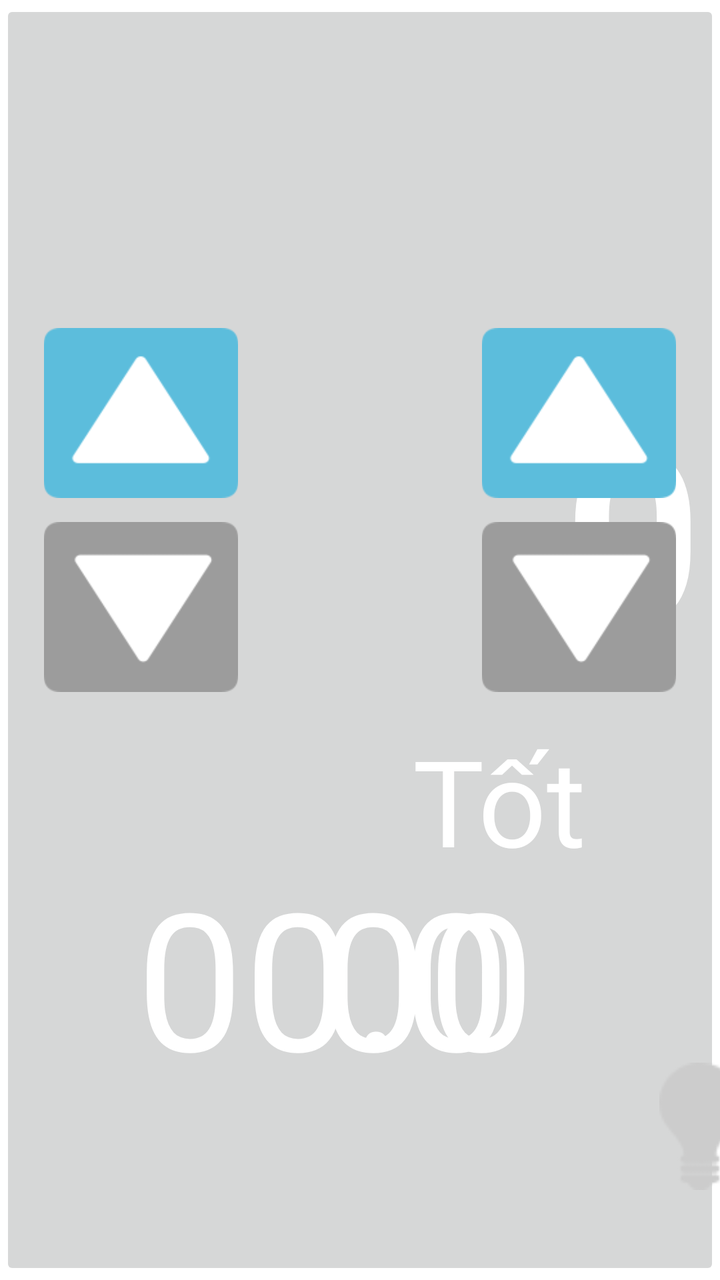
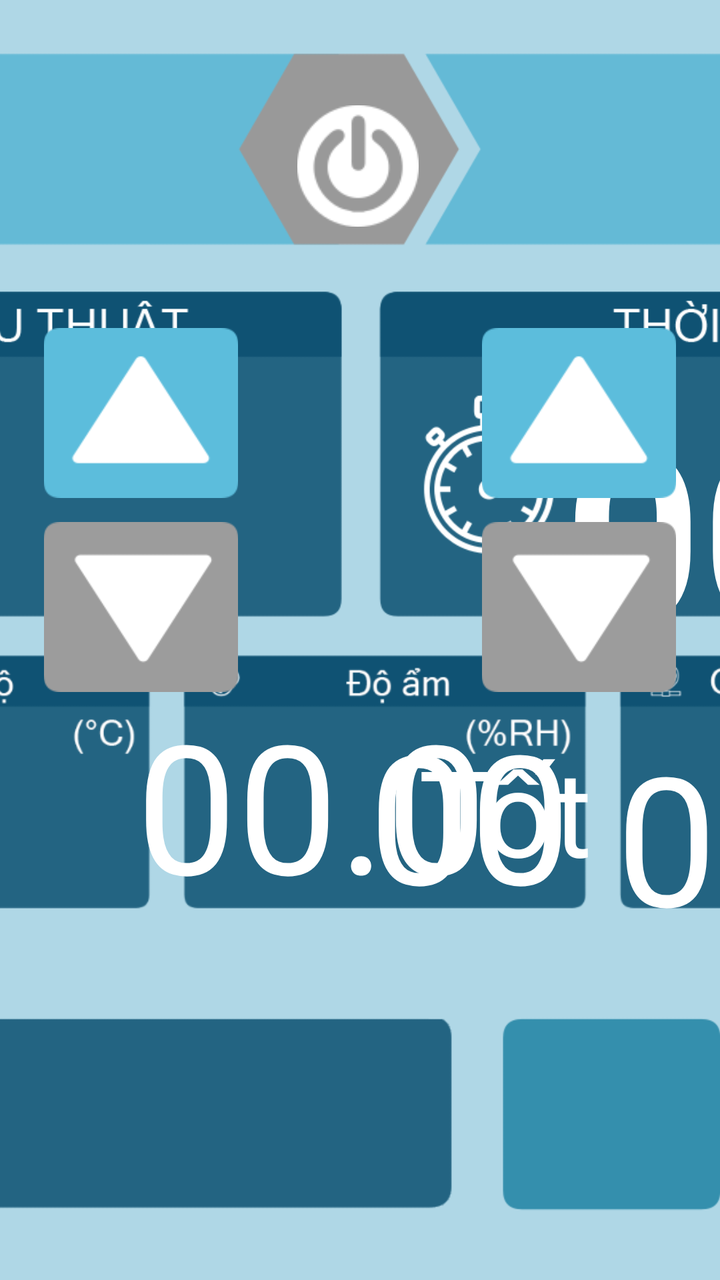

An Android layout rendered at two revisions. The XML below is the earlier revision; the diff shows what the commit changed to produce the second picture.
<!-- AndroidManifest.xml: application theme Theme.OpRoom -->
<!-- res/layout/activity_main.xml -->
<?xml version="1.0" encoding="utf-8"?>
<androidx.constraintlayout.widget.ConstraintLayout xmlns:android="http://schemas.android.com/apk/res/android"
    xmlns:app="http://schemas.android.com/apk/res-auto"
    xmlns:tools="http://schemas.android.com/tools"
    android:layout_width="match_parent"
    android:layout_height="match_parent">

    <ImageButton
        android:id="@+id/imageButton"
        android:layout_width="0dp"
        android:layout_height="0dp"
        android:foreground="@drawable/page0"
        android:onClick="hideThatShit"
        app:layout_constraintBottom_toBottomOf="parent"
        app:layout_constraintEnd_toEndOf="parent"
        app:layout_constraintHorizontal_bias="0.0"
        app:layout_constraintStart_toStartOf="parent"
        app:layout_constraintTop_toTopOf="parent"
        app:layout_constraintVertical_bias="0.0" />

    <ImageButton
        android:id="@+id/buttonLight1"
        android:layout_width="100dp"
        android:layout_height="100dp"
        android:layout_marginStart="300dp"
        android:background="#00FFFFFF"
        android:onClick="onClick"
        android:scaleX="1.2"
        android:scaleY="1.2"
        android:src="@drawable/light_off"
        android:visibility="visible"
        app:layout_constraintBottom_toBottomOf="parent"
        app:layout_constraintStart_toStartOf="@+id/imageButton"
        app:layout_constraintTop_toTopOf="parent"
        app:layout_constraintVertical_bias="0.95" />

    <ImageButton
        android:id="@+id/buttonLight2"
        android:layout_width="100dp"
        android:layout_height="100dp"
        android:layout_marginStart="340dp"
        android:background="#00FFFFFF"
        android:onClick="onClick"
        android:scaleX="1.2"
        android:scaleY="1.2"
        android:src="@drawable/light_off"
        android:visibility="gone"
        app:layout_constraintBottom_toBottomOf="parent"
        app:layout_constraintStart_toStartOf="@+id/imageButton"
        app:layout_constraintTop_toTopOf="parent"
        app:layout_constraintVertical_bias="0.95" />

    <ImageButton
        android:id="@+id/buttonLightUV"
        android:layout_width="100dp"
        android:layout_height="100dp"
        android:layout_marginStart="590dp"
        android:background="#00FFFFFF"
        android:scaleX="1"
        android:scaleY="1"
        android:src="@drawable/uv_off"
        app:layout_constraintBottom_toBottomOf="parent"
        app:layout_constraintStart_toStartOf="@+id/imageButton"
        app:layout_constraintTop_toTopOf="parent"
        app:layout_constraintVertical_bias="0.95" />

    <Button
        android:id="@+id/button_go"
        android:layout_width="120dp"
        android:layout_height="120dp"
        android:layout_marginTop="22dp"
        android:layout_marginEnd="25dp"
        android:background="#00FFFFFF"
        android:onClick="onClick"
        android:text="  "
        app:layout_constraintEnd_toEndOf="parent"
        app:layout_constraintTop_toTopOf="parent" />

    <Button
        android:id="@+id/button_setting"
        android:layout_width="120dp"
        android:layout_height="120dp"
        android:layout_marginTop="22dp"
        android:layout_marginEnd="305dp"
        android:background="#00FFFFFF"
        android:onClick="onClick"
        android:text=" "
        app:layout_constraintEnd_toEndOf="parent"
        app:layout_constraintTop_toTopOf="parent" />

    <TextView
        android:id="@+id/textView_opHourSet"
        android:layout_width="wrap_content"
        android:layout_height="wrap_content"
        android:layout_marginStart="282dp"
        android:layout_marginTop="184dp"
        android:onClick="onClick"
        android:scaleX="1"
        android:scaleY="1"
        android:text="00"
        android:textColor="#FFFFFF"
        android:textIsSelectable="false"
        android:textSize="120sp"
        android:textStyle="bold"
        app:layout_constraintStart_toStartOf="parent"
        app:layout_constraintTop_toTopOf="parent" />

    <TextView
        android:id="@+id/textView_opColon"
        android:layout_width="wrap_content"
        android:layout_height="wrap_content"
        android:layout_marginTop="175dp"
        android:onClick="onClick"
        android:scaleX="1"
        android:scaleY="1"
        android:text=":"
        android:textColor="#FFFFFF"
        android:textIsSelectable="false"
        android:textSize="120sp"
        android:textStyle="bold"
        app:layout_constraintEnd_toStartOf="@+id/textView_opMinSet"
        app:layout_constraintStart_toEndOf="@+id/textView_opHourSet"
        app:layout_constraintTop_toTopOf="parent" />

    <TextView
        android:id="@+id/textView_opMinSet"
        android:layout_width="wrap_content"
        android:layout_height="wrap_content"
        android:layout_marginStart="50dp"
        android:onClick="onClick"
        android:scaleX="1"
        android:scaleY="1"
        android:text="00"
        android:textColor="#FFFFFF"
        android:textIsSelectable="false"
        android:textSize="120sp"
        android:textStyle="bold"
        app:layout_constraintStart_toEndOf="@+id/textView_opHourSet"
        app:layout_constraintTop_toTopOf="@+id/textView_opHourSet" />

    <TextView
        android:id="@+id/textView_anHourSet"
        android:layout_width="wrap_content"
        android:layout_height="wrap_content"
        android:layout_marginStart="784dp"
        android:layout_marginTop="184dp"
        android:onClick="onClick"
        android:scaleX="1"
        android:scaleY="1"
        android:text="00"
        android:textColor="#FFFFFF"
        android:textIsSelectable="false"
        android:textSize="120sp"
        android:textStyle="bold"
        app:layout_constraintStart_toStartOf="parent"
        app:layout_constraintTop_toTopOf="parent" />

    <TextView
        android:id="@+id/textView_anColon"
        android:layout_width="wrap_content"
        android:layout_height="wrap_content"
        android:layout_marginTop="175dp"
        android:onClick="onClick"
        android:scaleX="1"
        android:scaleY="1"
        android:text=":"
        android:textColor="#FFFFFF"
        android:textIsSelectable="false"
        android:textSize="120sp"
        android:textStyle="bold"
        app:layout_constraintEnd_toStartOf="@+id/textView_anMinSet"
        app:layout_constraintStart_toEndOf="@+id/textView_anHourSet"
        app:layout_constraintTop_toTopOf="parent" />

    <TextView
        android:id="@+id/textView_anMinSet"
        android:layout_width="wrap_content"
        android:layout_height="wrap_content"
        android:layout_marginStart="50dp"
        android:onClick="onClick"
        android:scaleX="1"
        android:scaleY="1"
        android:text="00"
        android:textColor="#FFFFFF"
        android:textIsSelectable="false"
        android:textSize="120sp"
        android:textStyle="bold"
        app:layout_constraintStart_toEndOf="@+id/textView_anHourSet"
        app:layout_constraintTop_toTopOf="@+id/textView_anHourSet" />

    <ImageButton
        android:id="@+id/imageButton_opUp"
        android:layout_width="105dp"
        android:layout_height="85dp"
        android:layout_marginStart="18dp"
        android:layout_marginTop="164dp"
        android:background="#00FFFFFF"
        android:onClick="onClick"
        android:scaleType="fitCenter"
        android:scaleX="1"
        android:scaleY="1"
        android:src="@drawable/up_active"
        app:layout_constraintStart_toStartOf="@+id/imageButton"
        app:layout_constraintTop_toTopOf="@+id/imageButton" />

    <ImageButton
        android:id="@+id/imageButton_opDown"
        android:layout_width="105dp"
        android:layout_height="85dp"
        android:layout_marginTop="12dp"
        android:background="#00FFFFFF"
        android:onClick="onClick"
        android:scaleType="fitCenter"
        android:scaleX="1"
        android:scaleY="1"
        android:src="@drawable/down_inactive"
        app:layout_constraintStart_toStartOf="@+id/imageButton_opUp"
        app:layout_constraintTop_toBottomOf="@+id/imageButton_opUp" />

    <ImageButton
        android:id="@+id/imageButton_anUp"
        android:layout_width="105dp"
        android:layout_height="85dp"
        android:layout_marginTop="164dp"
        android:layout_marginEnd="18dp"
        android:background="#00FFFFFF"
        android:onClick="onClick"
        android:scaleType="fitCenter"
        android:scaleX="1"
        android:scaleY="1"
        android:src="@drawable/up_active"
        app:layout_constraintEnd_toEndOf="@+id/imageButton"
        app:layout_constraintTop_toTopOf="@+id/imageButton" />

    <ImageButton
        android:id="@+id/imageButton_anDown"
        android:layout_width="105dp"
        android:layout_height="85dp"
        android:layout_marginTop="12dp"
        android:background="#00FFFFFF"
        android:onClick="onClick"
        android:scaleType="fitCenter"
        android:scaleX="1"
        android:scaleY="1"
        android:src="@drawable/down_inactive"
        app:layout_constraintStart_toStartOf="@+id/imageButton_anUp"
        app:layout_constraintTop_toBottomOf="@+id/imageButton_anUp" />

    <Button
        android:id="@+id/button_uvSetting"
        android:layout_width="100dp"
        android:layout_height="100dp"
        android:layout_marginEnd="345dp"
        android:layout_marginBottom="35dp"
        android:background="#00FFFFFF"
        android:text="  "
        app:layout_constraintBottom_toBottomOf="parent"
        app:layout_constraintEnd_toEndOf="parent" />

    <Button
        android:id="@+id/buttonSave"
        android:layout_width="120dp"
        android:layout_height="100dp"
        android:layout_marginEnd="180dp"
        android:layout_marginBottom="35dp"
        android:background="#00FFFFFF"
        android:onClick="onClick"
        android:text="  "
        android:visibility="gone"
        app:layout_constraintBottom_toBottomOf="parent"
        app:layout_constraintEnd_toEndOf="parent" />

    <Button
        android:id="@+id/buttonLoad"
        android:layout_width="120dp"
        android:layout_height="100dp"
        android:layout_marginEnd="27dp"
        android:layout_marginBottom="35dp"
        android:background="#00FFFFFF"
        android:onClick="onClick"
        android:text="  "
        android:visibility="gone"
        app:layout_constraintBottom_toBottomOf="parent"
        app:layout_constraintEnd_toEndOf="parent" />

    <TextView
        android:id="@+id/textView_sensorTemp"
        android:layout_width="wrap_content"
        android:layout_height="wrap_content"
        android:layout_marginStart="68dp"
        android:layout_marginTop="424dp"
        android:text="00.0"
        android:textColor="#FFFFFF"
        android:textSize="96sp"
        app:layout_constraintStart_toStartOf="parent"
        app:layout_constraintTop_toTopOf="parent" />

    <TextView
        android:id="@+id/textView_sensorHum"
        android:layout_width="wrap_content"
        android:layout_height="wrap_content"
        android:layout_marginStart="385dp"
        android:text="00.0"
        android:textColor="#FFFFFF"
        android:textSize="96sp"
        app:layout_constraintBottom_toBottomOf="@+id/textView_sensorTemp"
        app:layout_constraintStart_toStartOf="parent"
        app:layout_constraintTop_toTopOf="@+id/textView_sensorTemp" />

    <TextView
        android:id="@+id/textView_sensorPres"
        android:layout_width="wrap_content"
        android:layout_height="wrap_content"
        android:text="00"
        android:textColor="#FFFFFF"
        android:textSize="96sp"
        app:layout_constraintEnd_toEndOf="parent"
        app:layout_constraintHorizontal_bias="0.633"
        app:layout_constraintStart_toStartOf="parent"
        app:layout_constraintTop_toTopOf="@+id/textView_sensorTemp" />

    <ImageButton
        android:id="@+id/buttonSys"
        android:layout_width="wrap_content"
        android:layout_height="wrap_content"
        android:layout_marginStart="595dp"
        android:layout_marginTop="44dp"
        android:background="#00FFFFFF"
        android:onClick="onClick"
        android:scaleX="0.8"
        android:scaleY="0.8"
        app:layout_constraintStart_toStartOf="parent"
        app:layout_constraintTop_toTopOf="parent"
        app:srcCompat="@drawable/sys_off" />

    <TextView
        android:id="@+id/textViewFilter"
        android:layout_width="200dp"
        android:layout_height="wrap_content"
        android:layout_marginBottom="200dp"
        android:gravity="center_horizontal"
        android:text="Tốt"
        android:textColor="#FFFFFF"
        android:textSize="60sp"
        app:layout_constraintBottom_toBottomOf="parent"
        app:layout_constraintEnd_toEndOf="parent"
        app:layout_constraintHorizontal_bias="0.935"
        app:layout_constraintStart_toStartOf="parent" />

    <ImageView
        android:id="@+id/alarm_heater"
        android:layout_width="80dp"
        android:layout_height="80dp"
        android:layout_marginStart="995dp"
        android:layout_marginTop="595dp"
        app:layout_constraintStart_toStartOf="parent"
        app:layout_constraintTop_toTopOf="parent"
        app:srcCompat="@drawable/heater_ok" />

    <ImageView
        android:id="@+id/alarm_vent"
        android:layout_width="100dp"
        android:layout_height="100dp"
        android:layout_marginStart="1135dp"
        android:layout_marginTop="585dp"
        app:layout_constraintStart_toStartOf="parent"
        app:layout_constraintTop_toTopOf="parent"
        app:srcCompat="@drawable/vent_ok" />

</androidx.constraintlayout.widget.ConstraintLayout>
<!-- resources referenced by this layout -->
<resources>
  <!-- drawable down_inactive: png bitmap (drawable, 2292 bytes) -->
  <!-- drawable heater_ok: png bitmap (drawable, 5296 bytes) -->
  <!-- drawable light_off: png bitmap (drawable, 1186 bytes) -->
  <!-- drawable page0: png bitmap (drawable, 150803 bytes) -->
  <!-- drawable sys_off: png bitmap (drawable, 2639 bytes) -->
  <!-- drawable up_active: png bitmap (drawable, 2319 bytes) -->
  <!-- drawable uv_off: png bitmap (drawable, 2271 bytes) -->
  <!-- drawable vent_ok: png bitmap (drawable, 53775 bytes) -->
  <style name="Theme.OpRoom" parent="Theme.MaterialComponents.DayNight.NoActionBar">
          
          <item name="colorPrimary">@color/teal_lfs</item>
          <item name="colorPrimaryVariant">@color/purple_700</item>
          <item name="colorOnPrimary">@color/white</item>
          
          <item name="colorSecondary">@color/teal_200</item>
          <item name="colorSecondaryVariant">@color/teal_700</item>
          <item name="colorOnSecondary">@color/black</item>
          
          <item name="android:statusBarColor">?attr/colorPrimaryVariant</item>
          
      </style>
  <color name="teal_lfs">#FF5cbddc</color>
  <color name="purple_700">#FF3700B3</color>
  <color name="white">#FFFFFFFF</color>
  <color name="teal_200">#FF03DAC5</color>
  <color name="teal_700">#FF018786</color>
  <color name="black">#FF000000</color>
</resources>

<!-- the commit's change to res/layout/activity_main.xml (unified diff, before → after) -->
@@ -5,12 +5,14 @@
     android:layout_width="match_parent"
     android:layout_height="match_parent">
 
-    <ImageButton
+    <ImageView
         android:id="@+id/imageButton"
-        android:layout_width="0dp"
-        android:layout_height="0dp"
-        android:foreground="@drawable/page0"
+        android:layout_width="match_parent"
+        android:layout_height="match_parent"
+        android:clickable="true"
         android:onClick="hideThatShit"
+        android:scaleType="centerCrop"
+        android:src="@drawable/page0v2"
         app:layout_constraintBottom_toBottomOf="parent"
         app:layout_constraintEnd_toEndOf="parent"
         app:layout_constraintHorizontal_bias="0.0"
@@ -20,9 +22,11 @@
 
     <ImageButton
         android:id="@+id/buttonLight1"
-        android:layout_width="100dp"
-        android:layout_height="100dp"
-        android:layout_marginStart="300dp"
+        android:layout_width="94dp"
+        android:layout_height="85dp"
+        android:layout_marginStart="448dp"
+        android:layout_marginEnd="728dp"
+        android:layout_marginBottom="52dp"
         android:background="#00FFFFFF"
         android:onClick="onClick"
         android:scaleX="1.2"
@@ -30,39 +34,26 @@
         android:src="@drawable/light_off"
         android:visibility="visible"
         app:layout_constraintBottom_toBottomOf="parent"
-        app:layout_constraintStart_toStartOf="@+id/imageButton"
-        app:layout_constraintTop_toTopOf="parent"
-        app:layout_constraintVertical_bias="0.95" />
+        app:layout_constraintEnd_toEndOf="@+id/imageButton"
+        app:layout_constraintHorizontal_bias="0.0"
+        app:layout_constraintStart_toStartOf="parent" />
 
     <ImageButton
         android:id="@+id/buttonLight2"
-        android:layout_width="100dp"
-        android:layout_height="100dp"
-        android:layout_marginStart="340dp"
+        android:layout_width="92dp"
+        android:layout_height="85dp"
+        android:layout_marginStart="44dp"
+        android:layout_marginBottom="52dp"
         android:background="#00FFFFFF"
         android:onClick="onClick"
         android:scaleX="1.2"
         android:scaleY="1.2"
         android:src="@drawable/light_off"
-        android:visibility="gone"
-        app:layout_constraintBottom_toBottomOf="parent"
-        app:layout_constraintStart_toStartOf="@+id/imageButton"
-        app:layout_constraintTop_toTopOf="parent"
-        app:layout_constraintVertical_bias="0.95" />
-
-    <ImageButton
-        android:id="@+id/buttonLightUV"
-        android:layout_width="100dp"
-        android:layout_height="100dp"
-        android:layout_marginStart="590dp"
-        android:background="#00FFFFFF"
-        android:scaleX="1"
-        android:scaleY="1"
-        android:src="@drawable/uv_off"
-        app:layout_constraintBottom_toBottomOf="parent"
-        app:layout_constraintStart_toStartOf="@+id/imageButton"
-        app:layout_constraintTop_toTopOf="parent"
-        app:layout_constraintVertical_bias="0.95" />
+        android:visibility="visible"
+        app:layout_constraintBottom_toBottomOf="parent"
+        app:layout_constraintEnd_toEndOf="parent"
+        app:layout_constraintHorizontal_bias="0.003"
+        app:layout_constraintStart_toEndOf="@+id/buttonLight1" />
 
     <Button
         android:id="@+id/button_go"
@@ -247,17 +238,6 @@
         app:layout_constraintTop_toBottomOf="@+id/imageButton_anUp" />
 
     <Button
-        android:id="@+id/button_uvSetting"
-        android:layout_width="100dp"
-        android:layout_height="100dp"
-        android:layout_marginEnd="345dp"
-        android:layout_marginBottom="35dp"
-        android:background="#00FFFFFF"
-        android:text="  "
-        app:layout_constraintBottom_toBottomOf="parent"
-        app:layout_constraintEnd_toEndOf="parent" />
-
-    <Button
         android:id="@+id/buttonSave"
         android:layout_width="120dp"
         android:layout_height="100dp"
@@ -287,25 +267,41 @@
         android:id="@+id/textView_sensorTemp"
         android:layout_width="wrap_content"
         android:layout_height="wrap_content"
+        android:layout_marginStart="308dp"
+        android:layout_marginTop="408dp"
+        android:layout_marginBottom="212dp"
+        android:text="00.0"
+        android:textColor="#FFFFFF"
+        android:textSize="90sp"
+        app:layout_constraintBottom_toBottomOf="@+id/imageButton"
+        app:layout_constraintStart_toStartOf="parent"
+        app:layout_constraintTop_toTopOf="parent" />
+
+    <TextView
+        android:id="@+id/textView_insulationResistance"
+        android:layout_width="wrap_content"
+        android:layout_height="wrap_content"
         android:layout_marginStart="68dp"
-        android:layout_marginTop="424dp"
         android:text="00.0"
         android:textColor="#FFFFFF"
-        android:textSize="96sp"
-        app:layout_constraintStart_toStartOf="parent"
-        app:layout_constraintTop_toTopOf="parent" />
+        android:textSize="90sp"
+        app:layout_constraintBottom_toBottomOf="parent"
+        app:layout_constraintStart_toStartOf="parent"
+        app:layout_constraintTop_toTopOf="parent"
+        app:layout_constraintVertical_bias="0.658" />
 
     <TextView
         android:id="@+id/textView_sensorHum"
         android:layout_width="wrap_content"
         android:layout_height="wrap_content"
-        android:layout_marginStart="385dp"
+        android:layout_marginStart="68dp"
         android:text="00.0"
         android:textColor="#FFFFFF"
-        android:textSize="96sp"
-        app:layout_constraintBottom_toBottomOf="@+id/textView_sensorTemp"
-        app:layout_constraintStart_toStartOf="parent"
-        app:layout_constraintTop_toTopOf="@+id/textView_sensorTemp" />
+        android:textSize="90sp"
+        app:layout_constraintBottom_toBottomOf="@+id/imageButton"
+        app:layout_constraintStart_toEndOf="@+id/textView_sensorTemp"
+        app:layout_constraintTop_toTopOf="parent"
+        app:layout_constraintVertical_bias="0.666" />
 
     <TextView
         android:id="@+id/textView_sensorPres"
@@ -313,56 +309,61 @@
         android:layout_height="wrap_content"
         android:text="00"
         android:textColor="#FFFFFF"
-        android:textSize="96sp"
-        app:layout_constraintEnd_toEndOf="parent"
-        app:layout_constraintHorizontal_bias="0.633"
-        app:layout_constraintStart_toStartOf="parent"
-        app:layout_constraintTop_toTopOf="@+id/textView_sensorTemp" />
+        android:textSize="90sp"
+        app:layout_constraintBottom_toBottomOf="parent"
+        app:layout_constraintEnd_toEndOf="parent"
+        app:layout_constraintHorizontal_bias="0.712"
+        app:layout_constraintStart_toStartOf="@+id/imageButton"
+        app:layout_constraintTop_toTopOf="parent"
+        app:layout_constraintVertical_bias="0.667" />
 
     <ImageButton
         android:id="@+id/buttonSys"
-        android:layout_width="wrap_content"
-        android:layout_height="wrap_content"
-        android:layout_marginStart="595dp"
+        android:layout_width="85dp"
+        android:layout_height="78dp"
         android:layout_marginTop="44dp"
         android:background="#00FFFFFF"
         android:onClick="onClick"
         android:scaleX="0.8"
         android:scaleY="0.8"
-        app:layout_constraintStart_toStartOf="parent"
-        app:layout_constraintTop_toTopOf="parent"
+        app:layout_constraintEnd_toEndOf="parent"
+        app:layout_constraintHorizontal_bias="0.496"
+        app:layout_constraintStart_toStartOf="parent"
+        app:layout_constraintTop_toTopOf="@+id/imageButton"
         app:srcCompat="@drawable/sys_off" />
 
     <TextView
         android:id="@+id/textViewFilter"
-        android:layout_width="200dp"
-        android:layout_height="wrap_content"
-        android:layout_marginBottom="200dp"
+        android:layout_width="178dp"
+        android:layout_height="74dp"
+        android:layout_marginEnd="16dp"
         android:gravity="center_horizontal"
         android:text="Tốt"
         android:textColor="#FFFFFF"
         android:textSize="60sp"
         app:layout_constraintBottom_toBottomOf="parent"
-        app:layout_constraintEnd_toEndOf="parent"
-        app:layout_constraintHorizontal_bias="0.935"
-        app:layout_constraintStart_toStartOf="parent" />
+        app:layout_constraintEnd_toEndOf="@+id/imageButton"
+        app:layout_constraintHorizontal_bias="0.985"
+        app:layout_constraintStart_toStartOf="parent"
+        app:layout_constraintTop_toTopOf="parent"
+        app:layout_constraintVertical_bias="0.645" />
 
     <ImageView
         android:id="@+id/alarm_heater"
-        android:layout_width="80dp"
-        android:layout_height="80dp"
-        android:layout_marginStart="995dp"
-        android:layout_marginTop="595dp"
+        android:layout_width="79dp"
+        android:layout_height="71dp"
+        android:layout_marginStart="736dp"
+        android:layout_marginTop="600dp"
         app:layout_constraintStart_toStartOf="parent"
         app:layout_constraintTop_toTopOf="parent"
         app:srcCompat="@drawable/heater_ok" />
 
     <ImageView
         android:id="@+id/alarm_vent"
-        android:layout_width="100dp"
-        android:layout_height="100dp"
-        android:layout_marginStart="1135dp"
-        android:layout_marginTop="585dp"
+        android:layout_width="89dp"
+        android:layout_height="80dp"
+        android:layout_marginStart="876dp"
+        android:layout_marginTop="592dp"
         app:layout_constraintStart_toStartOf="parent"
         app:layout_constraintTop_toTopOf="parent"
         app:srcCompat="@drawable/vent_ok" />
<!-- resource entries referenced after the edit -->
@@ -3,10 +3,9 @@
   <!-- drawable down_inactive: png bitmap (drawable, 2292 bytes) -->
   <!-- drawable heater_ok: png bitmap (drawable, 5296 bytes) -->
   <!-- drawable light_off: png bitmap (drawable, 1186 bytes) -->
-  <!-- drawable page0: png bitmap (drawable, 150803 bytes) -->
+  <!-- drawable page0v2: png bitmap (drawable, 119636 bytes) -->
   <!-- drawable sys_off: png bitmap (drawable, 2639 bytes) -->
   <!-- drawable up_active: png bitmap (drawable, 2319 bytes) -->
-  <!-- drawable uv_off: png bitmap (drawable, 2271 bytes) -->
   <!-- drawable vent_ok: png bitmap (drawable, 53775 bytes) -->
   <style name="Theme.OpRoom" parent="Theme.MaterialComponents.DayNight.NoActionBar">
           
